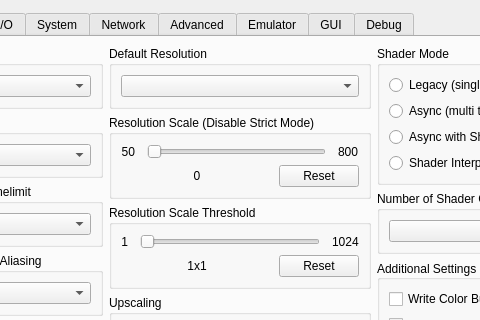
RPCS3/rpcs3, file rpcs3/rpcs3qt/settings_dialog.ui: the form before one commit; both pictures show x 181 to 661 and y 0 to 320 of the 856 by 688 pixel window.
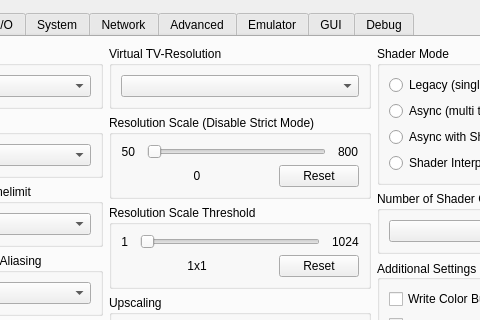
The form after the commit. The open tabs and pages were chosen to show the change. Icons and pictures are not drawn.

Commit message: Qt: adjust resolution scale logic in settings dialog

Patch:
```diff
--- a/rpcs3/rpcs3qt/settings_dialog.ui
+++ b/rpcs3/rpcs3qt/settings_dialog.ui
@@ -514,7 +514,7 @@
             <item>
              <widget class="QGroupBox" name="gb_default_resolution">
               <property name="title">
-               <string>Default Resolution</string>
+               <string>Virtual TV-Resolution</string>
               </property>
               <layout class="QVBoxLayout" name="gb_default_resolution_layout">
                <item>
```
The commit also changes 2 other files.
